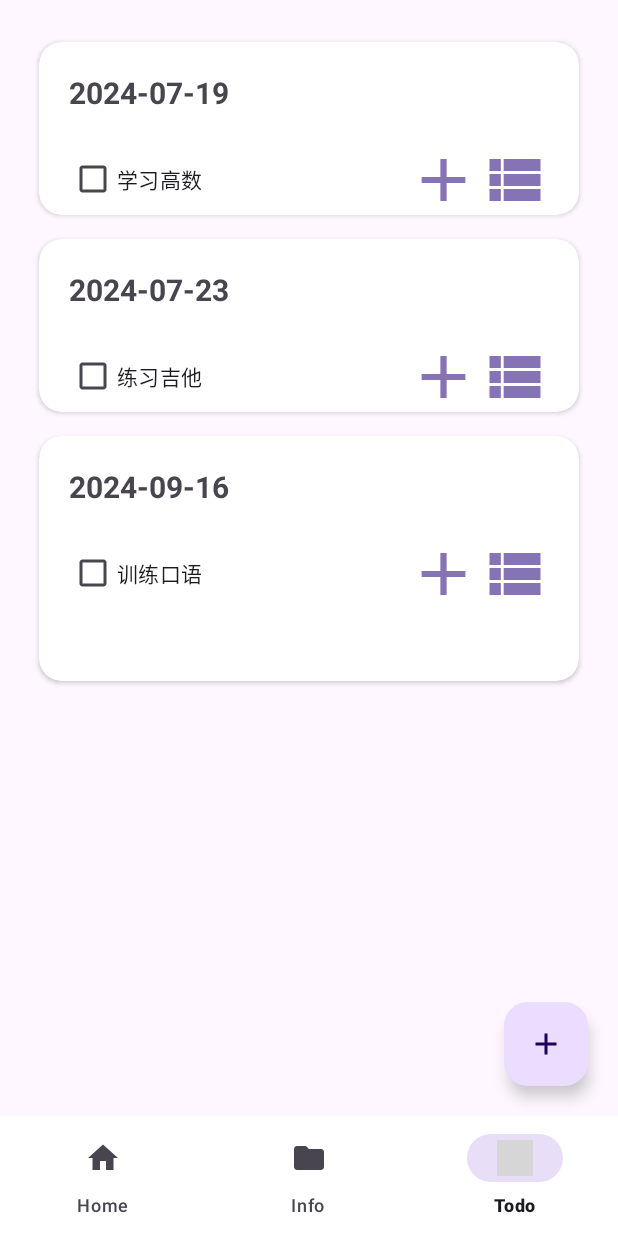
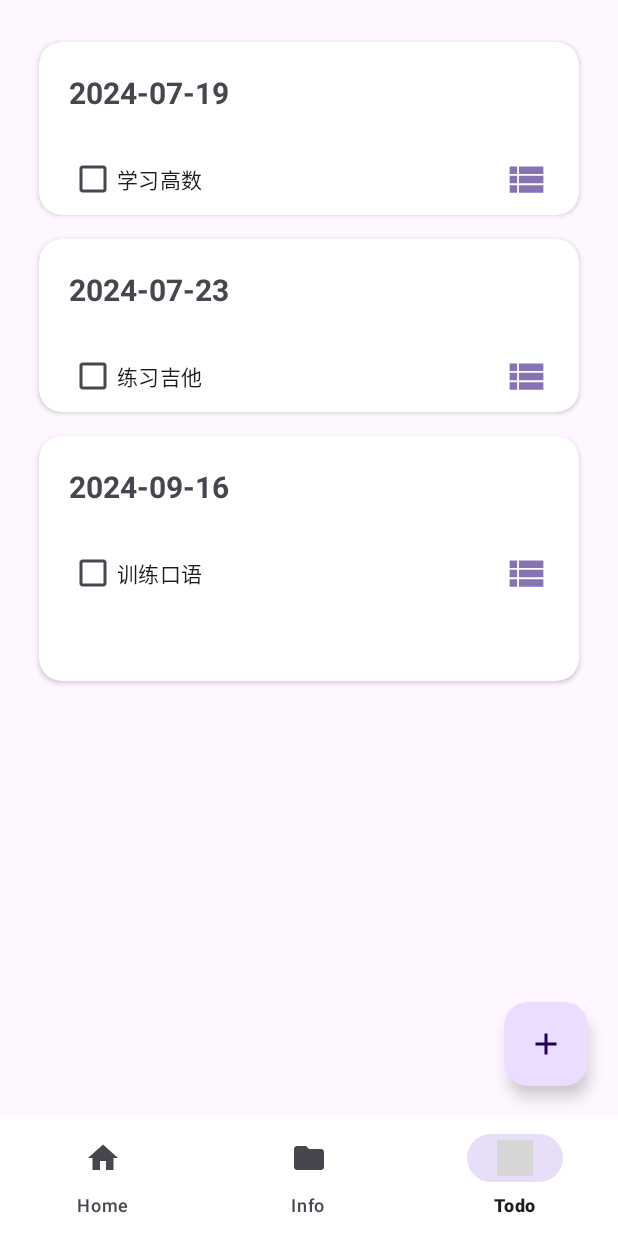
Before and after one commit to vegepuppy/Garnet, an Android app: the screen it shows after launch (MainActivity), item 3 of the bottom bar chosen, on a phone screen of 412 x 824 dp. Run offline under Robolectric (Android 15) with nearby library versions, the light colour scheme and no system bars; grey boxes are pictures that could not be loaded.

Commit message:
feat: 简化了关联待办与资料的界面
点击按钮后展示所有链接，其中已经被勾选的链接被打钩

实现的方式是：用一个List<Boolean>储存每一个mainList中的InfoItem是否已经被勾选，如果有则打上勾。

在数据库中添加了相应方法

```diff
--- a/app/src/main/AndroidManifest.xml
+++ b/app/src/main/AndroidManifest.xml
@@ -15,7 +15,7 @@
         android:theme="@style/Theme.Garnet"
         tools:targetApi="31">
         <activity
-            android:name=".InfoItemSelectActivity"
+            android:name=".AttachActivity"
             android:exported="false" />
         <activity
             android:name=".InfoItemDisplayActivity"
--- a/app/src/main/java/com/example/garnet/TodoGroup.java
+++ b/app/src/main/java/com/example/garnet/TodoGroup.java
@@ -65,12 +65,10 @@ public class TodoGroup implements Comparable<TodoGroup>{
 
     private class MyViewHolder extends RecyclerView.ViewHolder{
         private final CheckBox cb;
-        private final Button viewAttachButton;
         private final Button addAttachButton;
         public MyViewHolder(@NonNull View itemView) {
             super(itemView);
             cb = itemView.findViewById(R.id.todo_display_cb);
-            viewAttachButton = itemView.findViewById(R.id.todo_display_view_attach_button);
             addAttachButton = itemView.findViewById(R.id.todo_display_attach_button);
         }
 
@@ -84,10 +82,9 @@ public class TodoGroup implements Comparable<TodoGroup>{
                 mDatabaseHelper.updateTodoStatus(todoItem, cb);
             });
 
-            // 设置两个Button对应的Listener
+            // 设置Button对应的Listener
             long itemId = todoList.get(position).getId();
-            viewAttachButton.setOnClickListener(v -> mStateListener.StartViewActivity(itemId));
-            addAttachButton.setOnClickListener(v -> mStateListener.StartAddActivity(itemId));
+            addAttachButton.setOnClickListener(v -> mStateListener.startAttachActivity(itemId));
         }
     }
 
@@ -104,8 +101,7 @@ public class TodoGroup implements Comparable<TodoGroup>{
     }
 
     public interface StateListener{
-        void StartViewActivity(long itemId);
-        void StartAddActivity(long itemId);
+        void startAttachActivity(long itemId);
     }
 
     public void setStateListener(StateListener s){
--- a/app/src/main/res/layout/activity_info_item_select.xml
+++ b/app/src/main/res/layout/activity_info_item_select.xml
@@ -5,7 +5,7 @@
     android:id="@+id/main"
     android:layout_width="match_parent"
     android:layout_height="match_parent"
-    tools:context=".InfoItemSelectActivity">
+    tools:context=".AttachActivity">
 
     <TextView
         android:layout_width="wrap_content"
--- a/app/src/main/res/layout/todo_checkbox.xml
+++ b/app/src/main/res/layout/todo_checkbox.xml
@@ -1,4 +1,5 @@
 <?xml version="1.0" encoding="utf-8"?>
+<!--这是原来的TodoItem的展示布局-->
 <CheckBox xmlns:android="http://schemas.android.com/apk/res/android"
     android:layout_width="wrap_content"
     android:layout_height="wrap_content"
--- a/app/src/main/res/layout/todo_item_display.xml
+++ b/app/src/main/res/layout/todo_item_display.xml
@@ -12,16 +12,9 @@
 
     <Button
         android:id="@+id/todo_display_attach_button"
-        android:layout_width="50dp"
-        android:layout_height="wrap_content"
-        android:background="@drawable/todo_btn_add_24"
+        android:layout_width="30dp"
+        android:layout_height="30dp"
+        android:background="@drawable/todo_btn_view_24"
         android:padding="1dp" />
-    <Button
-        android:layout_width="45dp"
-        android:layout_height="wrap_content"
-        android:padding="1dp"
-        android:background="@drawable/todo_btn_view_24"
-        android:id="@+id/todo_display_view_attach_button" />
-<!--        （·）这个符号表示眼睛，即查看-->
 
 </LinearLayout>
```
Also changed, not shown: app/src/main/java/com/example/garnet/AttachActivity.java (renamed from app/src/main/java/com/example/garnet/InfoItemSelectActivity.java, +8 -7 lines), app/src/main/java/com/example/garnet/GarnetDatabaseHelper.java (+75 -51 lines), app/src/main/java/com/example/garnet/TodoFragment.java (+3 -9 lines).
